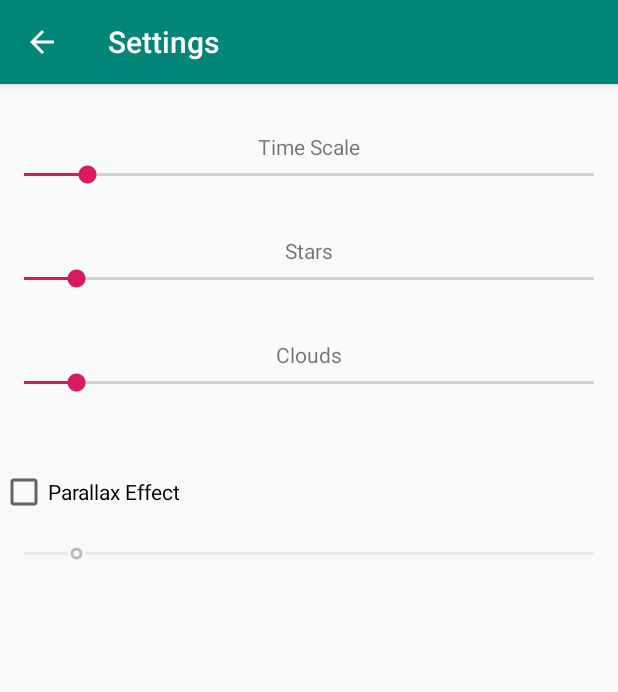
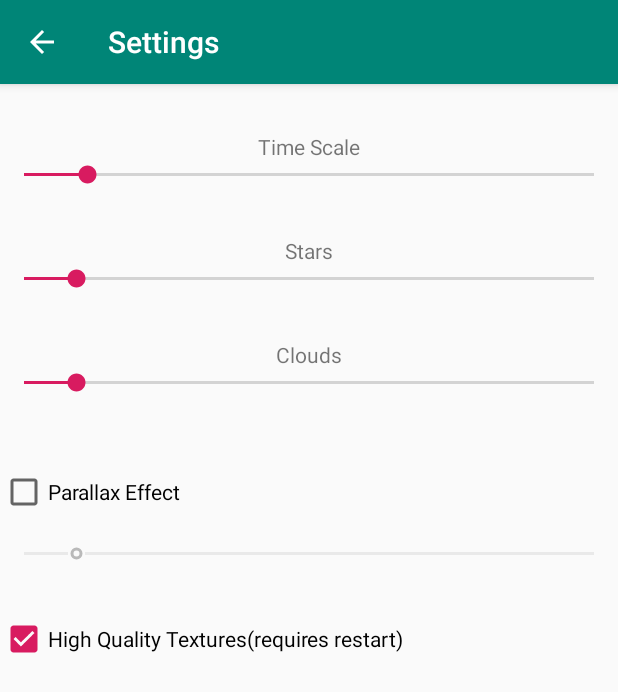
Before and after one commit to drdwrd/StarfieldLiveWallpaper, an Android app: the StarfieldSettingsActivity screen opened directly, with no data from a screen before it, on a phone screen of 412 x 824 dp. Shown: the top 692 px of the screen. Run offline under Robolectric (Android 15) with nearby library versions, the phone set to English and light mode, and no system bars.

Commit message:
texture quality settings...

```diff
--- a/Starfield/src/main/java/drwdrd/ktdev/starfield/Settings.kt
+++ b/Starfield/src/main/java/drwdrd/ktdev/starfield/Settings.kt
@@ -17,6 +17,8 @@ object Settings {
 
     var enableParallaxEffect = false
 
+    var textureQualityLevel = 0
+
     fun save(context : Context, filename : String) {
         File(context.filesDir, filename).bufferedWriter().use {
             it.write("timeScale=$timeScale\n")
@@ -24,6 +26,7 @@ object Settings {
             it.write("cloudParticleSpawnTime=$cloudParticleSpawnTime\n")
             it.write("parallaxEffectMultiplier=$parallaxEffectMultiplier\n")
             it.write("enableParallaxEffect=$enableParallaxEffect\n")
+            it.write("textureQualityLevel=$textureQualityLevel\n")
         }
     }
 
@@ -38,6 +41,7 @@ object Settings {
                     "cloudParticleSpawnTime" -> cloudParticleSpawnTime = s[1].toDouble()
                     "parallaxEffectMultiplier" -> parallaxEffectMultiplier = s[1].toFloat()
                     "enableParallaxEffect" -> enableParallaxEffect = s[1].toBoolean()
+                    "textureQualityLevel" -> textureQualityLevel = s[1].toInt()
                 }
             }
             }
--- a/Starfield/src/main/java/drwdrd/ktdev/starfield/StarfieldSettingsActivity.kt
+++ b/Starfield/src/main/java/drwdrd/ktdev/starfield/StarfieldSettingsActivity.kt
@@ -5,6 +5,7 @@ import android.support.v7.app.AppCompatActivity
 import android.view.MenuItem
 import android.widget.CheckBox
 import android.widget.SeekBar
+import kotlinx.android.synthetic.main.settings_activity.*
 
 class StarfieldSettingsActivity : AppCompatActivity() {
 
@@ -85,6 +86,12 @@ class StarfieldSettingsActivity : AppCompatActivity() {
 
             }
         })
+
+        val highQualityTexturesCheckBox = findViewById<CheckBox>(R.id.highQualityTexturesCheckBox)
+        highQualityTexturesCheckBox.isChecked = (Settings.textureQualityLevel == 0)
+        highQualityTexturesCheckBox.setOnCheckedChangeListener { buttonView, isChecked ->
+            Settings.textureQualityLevel = if(isChecked) 0 else 1
+        }
     }
 
     private fun setupActionBar() {
--- a/Starfield/src/main/res/layout/settings_activity.xml
+++ b/Starfield/src/main/res/layout/settings_activity.xml
@@ -95,4 +95,12 @@
 
     </LinearLayout>
 
+    <CheckBox
+            android:id="@+id/highQualityTexturesCheckBox"
+            android:layout_width="match_parent"
+            android:layout_height="wrap_content"
+            android:layout_marginTop="16dp"
+            android:layout_marginBottom="16dp"
+            android:text="High Quality Textures(requires restart)"/>
+
 </LinearLayout>
```
Also changed, not shown: Starfield/src/main/java/drwdrd/ktdev/starfield/StarfieldRenderer.kt (+30 -7 lines), engine/src/main/java/drwdrd/ktdev/engine/Texture.kt (+11 -3 lines).
